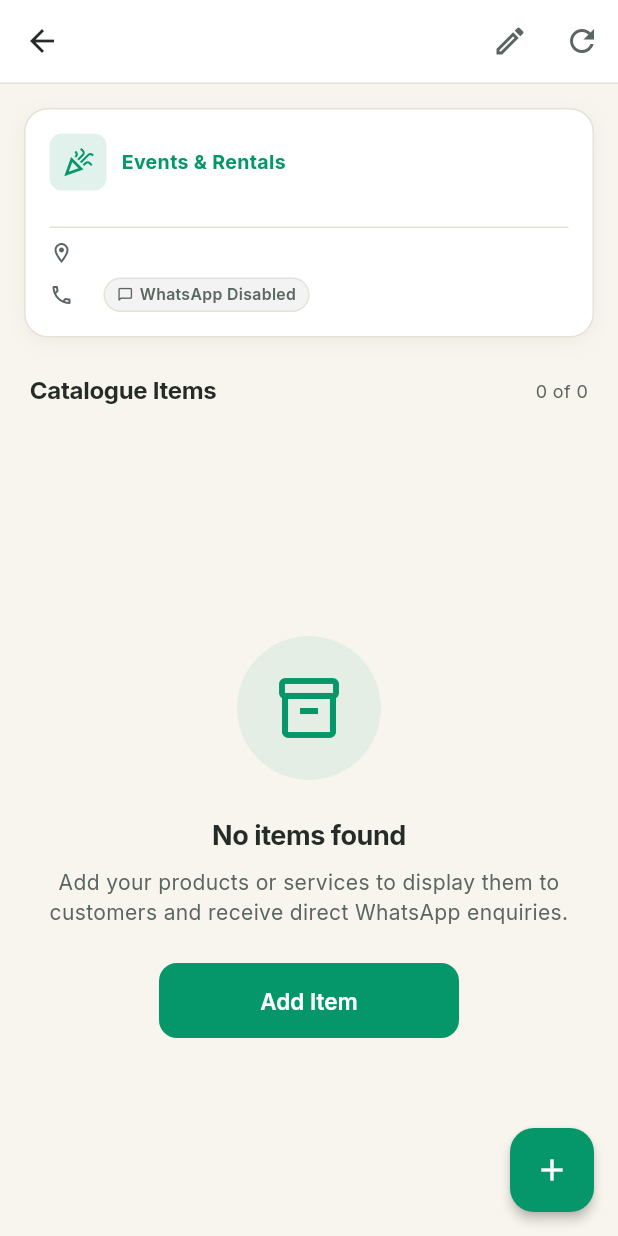
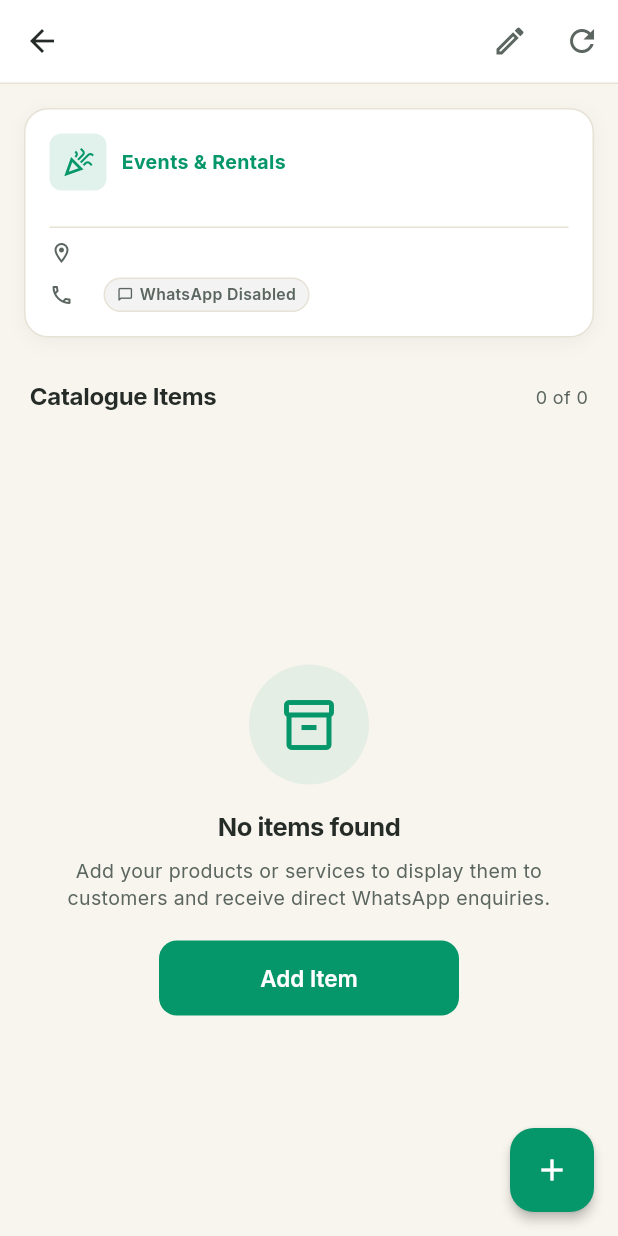
Before and after one commit to MonchoKK/back2kasi, a Flutter app: the BusinessDetailScreen screen opened directly with empty values, on a phone screen of 412 x 824 dp. Run offline on Flutter 3.47's test engine with Material 3 defaults, Android fonts, the phone set to English and light mode, and no system bars; our stand-ins replace cached_network_image, flutter_secure_storage, google_fonts, image_picker; missing offline and left inert: dart:html; accounts and stored records are empty; network calls fail.

Commit message:
fix(layout): resolve blank screen crash on business detail and catalogue views

```diff
--- a/app/lib/views/business/business_detail_screen.dart
+++ b/app/lib/views/business/business_detail_screen.dart
@@ -191,26 +191,40 @@ class _BusinessDetailScreenState extends State<BusinessDetailScreen> {
           ),
         ],
       ),
-      body: Column(
-        crossAxisAlignment: CrossAxisAlignment.stretch,
-        children: [
+      body: RefreshIndicator(
+        color: AppTheme.brandColor,
+        onRefresh: () async => _loadData(),
+        child: CustomScrollView(
+          physics: const AlwaysScrollableScrollPhysics(),
+          slivers: [
             // Business Meta Header Card
-          _buildBusinessHeaderCard(),
+            SliverToBoxAdapter(
+              child: _buildBusinessHeaderCard(),
+            ),
 
             // Error message banner
             if (errorMessage != null && units.isNotEmpty)
-            Container(
+              SliverToBoxAdapter(
+                child: Container(
+                  margin: const EdgeInsets.symmetric(horizontal: 16, vertical: 4),
                   padding: const EdgeInsets.all(12),
+                  decoration: BoxDecoration(
                     color: AppTheme.errorColor.withOpacity(0.08),
+                    borderRadius: BorderRadius.circular(AppTheme.radiusMedium),
+                    border: Border.all(color: AppTheme.errorColor.withOpacity(0.2)),
+                  ),
                   child: Text(
                     errorMessage,
                     style: const TextStyle(color: AppTheme.errorColor),
                     textAlign: TextAlign.center,
                   ),
                 ),
+              ),
 
-          Padding(
-            padding: const EdgeInsets.symmetric(horizontal: 20, vertical: 8),
+            // Section Heading
+            SliverToBoxAdapter(
+              child: Padding(
+                padding: const EdgeInsets.fromLTRB(20, 12, 20, 8),
                 child: Row(
                   mainAxisAlignment: MainAxisAlignment.spaceBetween,
                   children: [
@@ -230,10 +244,12 @@ class _BusinessDetailScreenState extends State<BusinessDetailScreen> {
                   ],
                 ),
               ),
+            ),
 
             // Status Filter Chips
             if (units.isNotEmpty)
-            Padding(
+              SliverToBoxAdapter(
+                child: Padding(
                   padding: const EdgeInsets.symmetric(horizontal: 20),
                   child: SingleChildScrollView(
                     scrollDirection: Axis.horizontal,
@@ -254,17 +270,22 @@ class _BusinessDetailScreenState extends State<BusinessDetailScreen> {
                     ),
                   ),
                 ),
+              ),
 
-          const SizedBox(height: 12),
+            const SliverToBoxAdapter(
+              child: SizedBox(height: 12),
+            ),
 
-          Expanded(
-            child: isLoading && units.isEmpty
-                ? const BkLoadingIndicator(message: 'Loading catalogue...')
-                : RefreshIndicator(
-                    color: AppTheme.brandColor,
-                    onRefresh: () async => _loadData(),
-                    child: filteredUnits.isEmpty
-                        ? BkEmptyState(
+            // Catalogue Content
+            if (isLoading && units.isEmpty)
+              const SliverFillRemaining(
+                hasScrollBody: false,
+                child: BkLoadingIndicator(message: 'Loading catalogue...'),
+              )
+            else if (filteredUnits.isEmpty)
+              SliverFillRemaining(
+                hasScrollBody: false,
+                child: BkEmptyState(
                   icon: Icons.inventory_2_outlined,
                   title: 'No items found',
                   message: _statusFilter != null
@@ -285,18 +306,23 @@ class _BusinessDetailScreenState extends State<BusinessDetailScreen> {
                       );
                     }
                   },
+                ),
               )
-                        : ListView.builder(
-                            padding: const EdgeInsets.symmetric(horizontal: 16),
-                            itemCount: filteredUnits.length,
-                            itemBuilder: (context, index) {
+            else
+              SliverPadding(
+                padding: const EdgeInsets.fromLTRB(16, 0, 16, 80),
+                sliver: SliverList(
+                  delegate: SliverChildBuilderDelegate(
+                    (context, index) {
                       final item = filteredUnits[index];
                       return _buildUnitCard(item);
                     },
+                    childCount: filteredUnits.length,
                   ),
                 ),
               ),
           ],
+        ),
       ),
       floatingActionButton: FloatingActionButton(
         backgroundColor: AppTheme.brandColor,
--- a/app/lib/views/shared/components/bk_states.dart
+++ b/app/lib/views/shared/components/bk_states.dart
@@ -24,29 +24,31 @@ class BkEmptyState extends StatelessWidget {
   @override
   Widget build(BuildContext context) {
     return Center(
-      child: Padding(
-        padding: const EdgeInsets.all(AppTheme.space32),
+      child: SingleChildScrollView(
+        physics: const AlwaysScrollableScrollPhysics(),
+        padding: const EdgeInsets.all(AppTheme.space24),
         child: Column(
+          mainAxisSize: MainAxisSize.min,
           mainAxisAlignment: MainAxisAlignment.center,
           children: [
             Container(
-              padding: const EdgeInsets.all(AppTheme.space24),
+              padding: const EdgeInsets.all(AppTheme.space20),
               decoration: BoxDecoration(
                 color: AppTheme.brandColor.withOpacity(0.08),
                 shape: BoxShape.circle,
               ),
               child: Icon(
                 icon,
-                size: 48,
+                size: 40,
                 color: AppTheme.brandColor,
               ),
             ),
-            const SizedBox(height: AppTheme.space24),
+            const SizedBox(height: AppTheme.space16),
             Text(
               title,
               textAlign: TextAlign.center,
               style: const TextStyle(
-                fontSize: 18,
+                fontSize: 17,
                 fontWeight: FontWeight.bold,
                 color: AppTheme.textPrimaryColor,
                 letterSpacing: -0.3,
@@ -57,13 +59,13 @@ class BkEmptyState extends StatelessWidget {
               message,
               textAlign: TextAlign.center,
               style: const TextStyle(
-                fontSize: 14,
+                fontSize: 13,
                 color: AppTheme.textSecondaryColor,
                 height: 1.4,
               ),
             ),
             if (actionLabel != null && onAction != null) ...[
-              const SizedBox(height: AppTheme.space24),
+              const SizedBox(height: AppTheme.space20),
               BkPrimaryButton(
                 label: actionLabel!,
                 onPressed: onAction,
```
Also changed, not shown: app/lib/views/customer/customer_business_detail_screen.dart (+73 -29 lines), app/lib/views/rental_unit/create_edit_unit_screen.dart (+5 -5 lines), 1 other file. Lines whose indentation alone changed are shown as unchanged.
